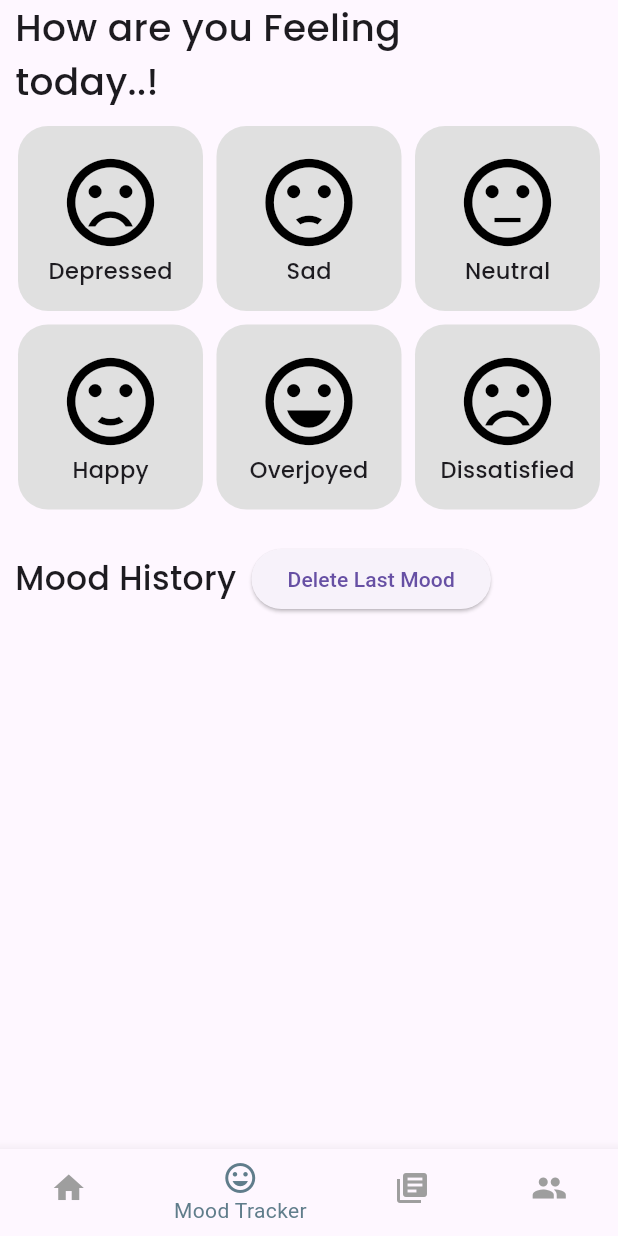
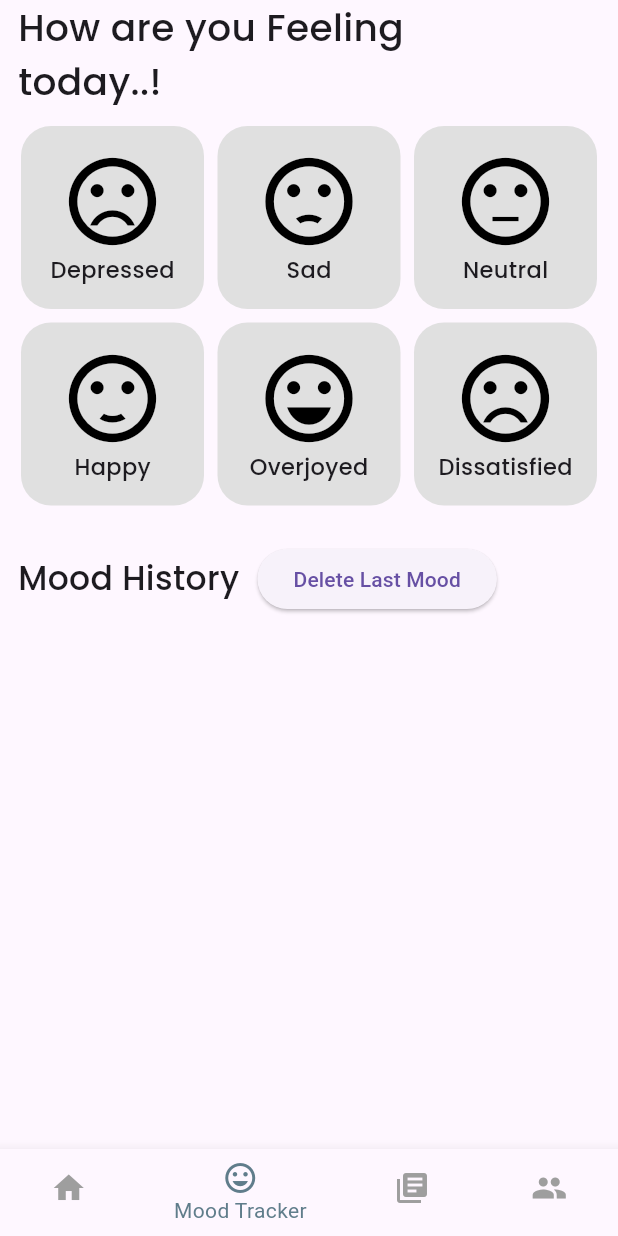
Before and after one commit to syamsundar662/Mind_Glow, a Flutter app: the screen it shows after launch, item 2 of the bottom bar chosen, on a phone screen of 412 x 824 dp. Run offline on Flutter 3.47's test engine with Material 3 defaults, Android fonts, the phone set to English and light mode, and no system bars; our stand-ins replace carousel_slider, firebase_auth, firebase_core, google_fonts, youtube_player_flutter; accounts and stored records are empty.

Commit message:
home ui partially done

```diff
--- a/lib/utils/constants.dart
+++ b/lib/utils/constants.dart
@@ -11,7 +11,7 @@ void size(BuildContext context) {
   screenFullHeight = MediaQuery.of(context).size.height;
 }
 
-const homeSymmetricPadding = EdgeInsets.symmetric(horizontal: 10);
+const homeSymmetricPadding = EdgeInsets.symmetric(horizontal: 12);
 const homePaddingAll5 = EdgeInsets.only(left: 10,right: 10,bottom: 5,top: 5);
 List<String> homeQuotes1 = [
   "The mind is everything. What you think, you become. – Buddha",
@@ -143,3 +143,57 @@ List<String> dailtActivityDescriptions = [
   "Choose an object in your environment (like a plant, a cup, or a picture) and observe it closely for a few minutes. Notice the colors, shapes, and details that you may not have seen before.",
   "At the end of the day, write down your thoughts, feelings, and experiences. Focus on being present in the moment as you write, and let your thoughts flow without judgment.",
 ];
+
+List<IconData> dailyActivitiesIcons = [
+  Icons.self_improvement, // Morning Breath Awareness
+  Icons.directions_walk, // Mindful Walking
+  Icons.timer, // One-Minute Mindfulness
+  Icons.restaurant, // Mindful Eating
+  Icons.hearing, // Mindful Listening
+  Icons.fitness_center, // Mindful Stretching
+  Icons.favorite, // Evening Gratitude
+  Icons.phone_disabled, // Digital Mindfulness
+  Icons.remove_red_eye, // Mindful Observation
+  Icons.book, // Mindful Journaling
+];
+
+List<IconData> mindfullResoursesIcon = [
+  Icons.menu_book_rounded,
+  Icons.web,
+  Icons.video_collection_rounded,
+  Icons.phone_android_rounded,
+];
+List<String> mindfullResourses = [
+  'Books',
+  'Websites',
+  'Videos',
+  'Social Media Accounts'
+];
+
+//mood page
+
+List<IconData> moodIcons = [
+  Icons.sentiment_very_dissatisfied, // Depressed
+  Icons.sentiment_dissatisfied, // Sad
+  Icons.sentiment_neutral, // Neutral
+  Icons.sentiment_satisfied, // Happy
+  Icons.sentiment_very_satisfied,
+  Icons.sentiment_very_dissatisfied
+  // Overjoyed
+];
+List<Color> moodColors = [
+  Colors.purpleAccent, // Depressed (dark blue-grey)
+  Colors.orangeAccent, // Sad (medium blue-grey)
+  Colors.greenAccent, // Neutral (neutral grey)
+  Colors.greenAccent, // Happy (light green)
+  Colors.yellowAccent, // Overjoyed (bright green)
+  Colors.brown
+];
+List<String> moodDescriptions = [
+  'Depressed', // For Icons.sentiment_very_dissatisfied
+  'Sad', // For Icons.sentiment_dissatisfied
+  'Neutral', // For Icons.sentiment_neutral
+  'Happy', // For Icons.sentiment_satisfied
+  'Overjoyed',
+  'Dissatisfied' // For Icons.sentiment_very_satisfied
+];
--- a/lib/view/features/mood.dart
+++ b/lib/view/features/mood.dart
@@ -254,6 +254,8 @@ import 'package:flutter/material.dart';
 import 'package:google_fonts/google_fonts.dart';
 import 'package:mind_glow_test/view%20model/mood_provider.dart';
 import 'package:mind_glow_test/view/features/home.dart';
+import 'package:mind_glow_test/view/widgets/custom_text.dart';
+import 'package:mind_glow_test/view/widgets/sub_heading.dart';
 import 'package:provider/provider.dart'; // Make sure to import this
 import 'package:mind_glow_test/utils/constants.dart';
 
@@ -389,55 +391,3 @@ class _MoodTrackerScreenState extends State<MoodTrackerScreen> {
     );
   }
 }
-
-class CustomText extends StatelessWidget {
-  const CustomText({
-    super.key,
-    required this.title,
-    required this.size,
-    required this.fontWeight,
-    this.align,
-  });
-  final String title;
-  final double size;
-  final FontWeight fontWeight;
-  final TextAlign? align;
-
-  @override
-  Widget build(BuildContext context) {
-    return Text(
-      title,
-      textAlign: align,
-      style: GoogleFonts.poppins(
-        fontSize: size,
-        fontWeight: fontWeight,
-      ),
-    );
-  }
-}
-
-List<IconData> moodIcons = [
-  Icons.sentiment_very_dissatisfied, // Depressed
-  Icons.sentiment_dissatisfied, // Sad
-  Icons.sentiment_neutral, // Neutral
-  Icons.sentiment_satisfied, // Happy
-  Icons.sentiment_very_satisfied,
-  Icons.sentiment_very_dissatisfied
-  // Overjoyed
-];
-List<Color> moodColors = [
-  Colors.purpleAccent, // Depressed (dark blue-grey)
-  Colors.orangeAccent, // Sad (medium blue-grey)
-  Colors.greenAccent, // Neutral (neutral grey)
-  Colors.greenAccent, // Happy (light green)
-  Colors.yellowAccent, // Overjoyed (bright green)
-  Colors.brown
-];
-List<String> moodDescriptions = [
-  'Depressed', // For Icons.sentiment_very_dissatisfied
-  'Sad', // For Icons.sentiment_dissatisfied
-  'Neutral', // For Icons.sentiment_neutral
-  'Happy', // For Icons.sentiment_satisfied
-  'Overjoyed',
-  'Dissatisfied' // For Icons.sentiment_very_satisfied
-];
--- a/lib/view/root/root_screen.dart
+++ b/lib/view/root/root_screen.dart
@@ -12,6 +12,7 @@ class RootScreen extends StatelessWidget {
       bottomNavigationBar: BottomNavigationBar(
         selectedItemColor: Colors.blueGrey,
         unselectedItemColor: Colors.grey,
+        useLegacyColorScheme: false,
         items: const [
         BottomNavigationBarItem(
           icon: Icon(Icons.home),
--- /dev/null
+++ b/lib/view/widgets/custom_text.dart
@@ -0,0 +1,29 @@
+
+import 'package:flutter/material.dart';
+import 'package:google_fonts/google_fonts.dart';
+
+class CustomText extends StatelessWidget {
+  const CustomText({
+    super.key,
+    required this.title,
+    required this.size,
+    required this.fontWeight,
+    this.align,
+  });
+  final String title;
+  final double size;
+  final FontWeight fontWeight;
+  final TextAlign? align;
+
+  @override
+  Widget build(BuildContext context) {
+    return Text(
+      title,
+      textAlign: align,
+      style: GoogleFonts.poppins(
+        fontSize: size,
+        fontWeight: fontWeight,
+      ),
+    );
+  }
+}
--- /dev/null
+++ b/lib/view/widgets/sub_heading.dart
@@ -0,0 +1,29 @@
+
+import 'package:flutter/material.dart';
+import 'package:google_fonts/google_fonts.dart';
+import 'package:mind_glow_test/utils/constants.dart';
+
+class SubHeadings extends StatelessWidget {
+  const SubHeadings({
+    super.key,
+    required this.title,
+    this.align,
+  });
+  final String title;
+  final TextAlign? align;
+
+  @override
+  Widget build(BuildContext context) {
+    return Padding(
+      padding: homeSymmetricPadding,
+      child: Text(
+        title,
+        textAlign: align,
+        style: GoogleFonts.poppins(
+          fontSize: 22,
+          fontWeight: FontWeight.w500,
+        ),
+      ),
+    );
+  }
+}
```
Also changed, not shown: lib/view/features/home.dart (+97 -108 lines).
